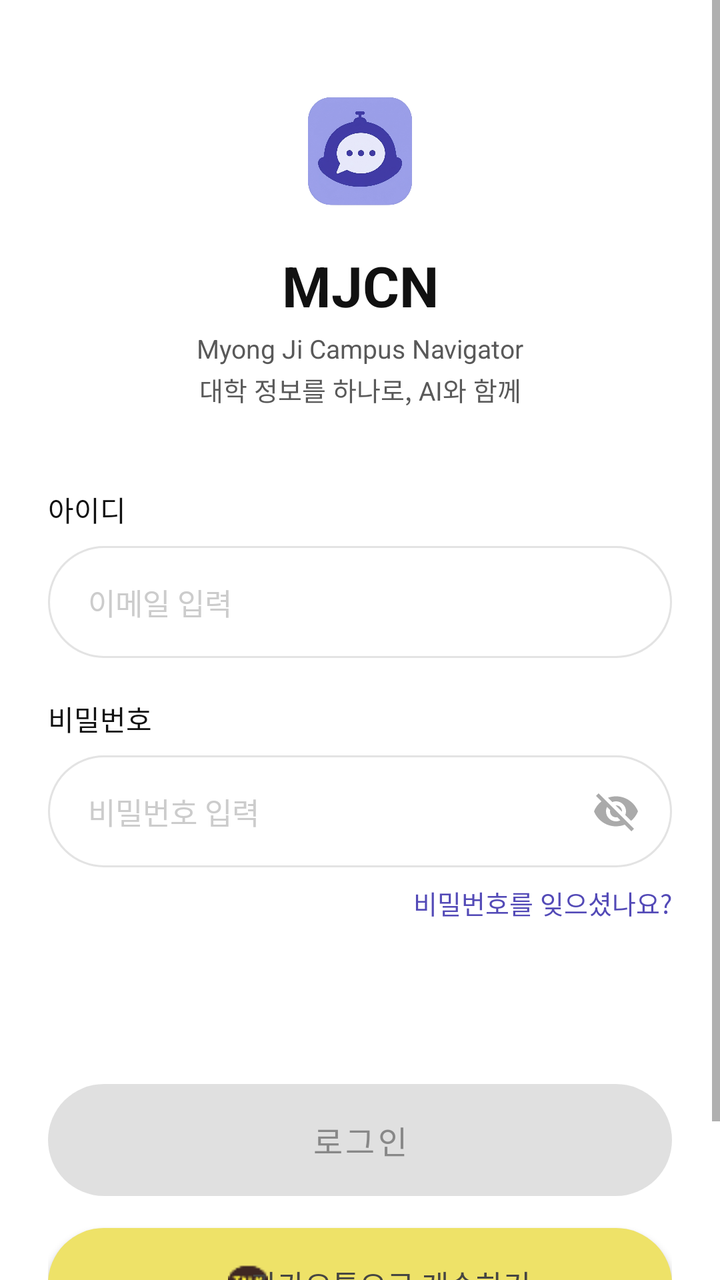
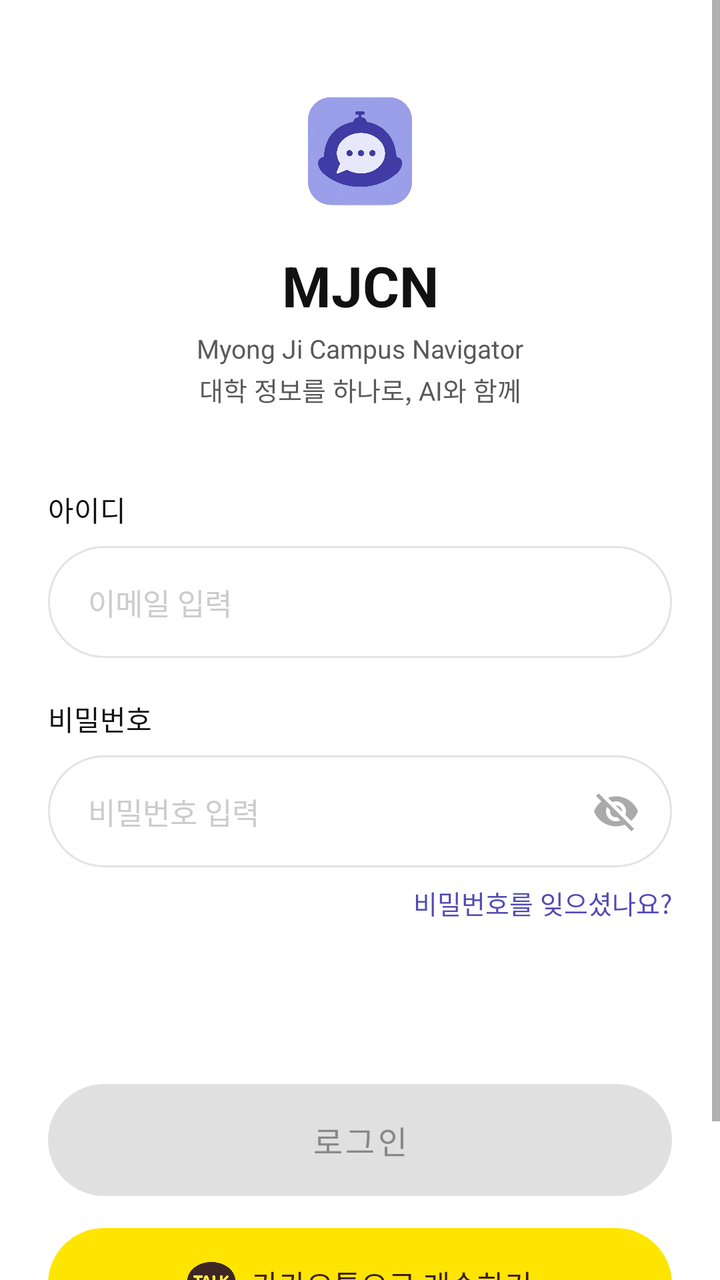

The first picture is an Android layout as it rendered before a commit; the second is the same layout after the commit. The layout source and the unified diff follow.
<!-- AndroidManifest.xml: application theme Theme.MJCN -->
<!-- res/layout/fragment_login.xml -->
<?xml version="1.0" encoding="utf-8"?>
<layout xmlns:android="http://schemas.android.com/apk/res/android"
    xmlns:app="http://schemas.android.com/apk/res-auto">

    <data>
        <variable
            name="viewModel"
            type="com.ultimatejw.mjcn.ui.auth.LoginViewModel" />
    </data>

    <ScrollView
        android:layout_width="match_parent"
        android:layout_height="match_parent"
        android:fillViewport="true"
        android:background="@color/background">

        <androidx.constraintlayout.widget.ConstraintLayout
            android:layout_width="match_parent"
            android:layout_height="wrap_content"
            android:paddingStart="24dp"
            android:paddingEnd="24dp"
            android:paddingTop="40dp"
            android:paddingBottom="24dp">

            
            <ImageView
                android:id="@+id/iv_logo"
                android:layout_width="72dp"
                android:layout_height="72dp"
                android:src="@drawable/ic_main"
                android:contentDescription="@string/app_name"
                app:layout_constraintTop_toTopOf="parent"
                app:layout_constraintStart_toStartOf="parent"
                app:layout_constraintEnd_toEndOf="parent" />

            <TextView
                android:id="@+id/tv_app_name"
                android:layout_width="wrap_content"
                android:layout_height="wrap_content"
                android:layout_marginTop="12dp"
                android:text="@string/app_name"
                android:textColor="@color/text_primary"
                android:textSize="28sp"
                android:textStyle="bold"
                app:layout_constraintTop_toBottomOf="@id/iv_logo"
                app:layout_constraintStart_toStartOf="parent"
                app:layout_constraintEnd_toEndOf="parent" />

            <TextView
                android:id="@+id/tv_app_full_name"
                android:layout_width="wrap_content"
                android:layout_height="wrap_content"
                android:layout_marginTop="4dp"
                android:text="@string/app_full_name"
                android:textColor="@color/text_secondary"
                android:textSize="13sp"
                app:layout_constraintTop_toBottomOf="@id/tv_app_name"
                app:layout_constraintStart_toStartOf="parent"
                app:layout_constraintEnd_toEndOf="parent" />

            <TextView
                android:id="@+id/tv_app_slogan"
                android:layout_width="wrap_content"
                android:layout_height="wrap_content"
                android:layout_marginTop="2dp"
                android:text="@string/app_slogan"
                android:textColor="@color/text_secondary"
                android:textSize="13sp"
                app:layout_constraintTop_toBottomOf="@id/tv_app_full_name"
                app:layout_constraintStart_toStartOf="parent"
                app:layout_constraintEnd_toEndOf="parent" />

            
            <TextView
                android:id="@+id/tv_email_label"
                android:layout_width="wrap_content"
                android:layout_height="wrap_content"
                android:layout_marginTop="40dp"
                android:text="아이디"
                android:textColor="@color/text_primary"
                android:textSize="14sp"
                app:layout_constraintTop_toBottomOf="@id/tv_app_slogan"
                app:layout_constraintStart_toStartOf="parent" />

            <EditText
                android:id="@+id/et_email"
                android:layout_width="match_parent"
                android:layout_height="56dp"
                android:layout_marginTop="8dp"
                android:hint="@string/id_hint"
                android:background="@drawable/bg_input_field"
                android:inputType="textEmailAddress"
                android:paddingStart="20dp"
                android:paddingEnd="20dp"
                android:textColor="@color/text_primary"
                android:textColorHint="@color/text_hint"
                android:textSize="15sp"
                app:layout_constraintTop_toBottomOf="@id/tv_email_label"
                app:layout_constraintStart_toStartOf="parent"
                app:layout_constraintEnd_toEndOf="parent" />

            
            <TextView
                android:id="@+id/tv_password_label"
                android:layout_width="wrap_content"
                android:layout_height="wrap_content"
                android:layout_marginTop="20dp"
                android:text="비밀번호"
                android:textColor="@color/text_primary"
                android:textSize="14sp"
                app:layout_constraintTop_toBottomOf="@id/et_email"
                app:layout_constraintStart_toStartOf="parent" />

            <EditText
                android:id="@+id/et_password"
                android:layout_width="match_parent"
                android:layout_height="56dp"
                android:background="@drawable/bg_input_field"
                android:hint="@string/password_hint"
                android:inputType="textPassword"
                android:layout_marginTop="8dp"
                android:paddingStart="20dp"
                android:paddingEnd="56dp"
                android:textColor="@color/text_primary"
                android:textColorHint="@color/text_hint"
                android:textSize="15sp"
                app:layout_constraintTop_toBottomOf="@id/tv_password_label"
                app:layout_constraintStart_toStartOf="parent"
                app:layout_constraintEnd_toEndOf="parent" />

            <ImageButton
                android:id="@+id/btn_toggle_password"
                android:layout_width="48dp"
                android:layout_height="48dp"
                android:layout_marginEnd="4dp"
                android:background="@null"
                android:contentDescription="비밀번호 보기"
                android:src="@drawable/ic_visibility_off"
                app:layout_constraintTop_toTopOf="@id/et_password"
                app:layout_constraintBottom_toBottomOf="@id/et_password"
                app:layout_constraintEnd_toEndOf="parent" />

            <TextView
                android:id="@+id/tv_forgot_password"
                android:layout_width="wrap_content"
                android:layout_height="wrap_content"
                android:layout_marginTop="8dp"
                android:text="@string/forgot_password"
                android:textColor="@color/primary"
                android:textSize="13sp"
                app:layout_constraintTop_toBottomOf="@id/et_password"
                app:layout_constraintEnd_toEndOf="parent" />

            
            <Button
                android:id="@+id/btn_login"
                android:layout_width="0dp"
                android:layout_height="56dp"
                android:layout_marginTop="81dp"
                android:background="@drawable/bg_btn_disabled"
                android:text="@string/login"
                android:textColor="@color/text_disabled"
                android:textSize="16sp"
                android:enabled="false"
                app:layout_constraintTop_toBottomOf="@id/tv_forgot_password"
                app:layout_constraintStart_toStartOf="parent"
                app:layout_constraintEnd_toEndOf="parent" />

            
            <androidx.appcompat.widget.AppCompatButton
                style="@style/Widget.AppCompat.Button.Colored"
                android:id="@+id/btn_kakao_login"
                android:layout_width="0dp"
                android:layout_height="56dp"
                android:layout_marginTop="16dp"
                android:background="@drawable/bg_btn_kakao"
                app:backgroundTint="@null"
                android:drawableLeft="@drawable/ic_kakao"
                android:drawablePadding="-80dp"
                android:paddingLeft="90dp"
                android:text="@string/kakao_login"
                android:textColor="@color/btn_kakao_text"
                android:textSize="15sp"
                app:layout_constraintTop_toBottomOf="@id/btn_login"
                app:layout_constraintStart_toStartOf="parent"
                app:layout_constraintEnd_toEndOf="parent" />

            
            <TextView
                android:id="@+id/tv_no_account"
                android:layout_width="wrap_content"
                android:layout_height="wrap_content"
                android:layout_marginTop="16dp"
                android:text="@string/no_account"
                android:textColor="@color/text_secondary"
                android:textSize="14sp"
                app:layout_constraintTop_toBottomOf="@id/btn_kakao_login"
                app:layout_constraintStart_toStartOf="parent"
                app:layout_constraintEnd_toStartOf="@id/tv_sign_up"
                app:layout_constraintHorizontal_chainStyle="packed"
                app:layout_constraintBottom_toBottomOf="parent" />

            <TextView
                android:id="@+id/tv_sign_up"
                android:layout_width="wrap_content"
                android:layout_height="wrap_content"
                android:layout_marginTop="16dp"
                android:layout_marginStart="4dp"
                android:text="@string/signup"
                android:textColor="#111111"
                android:textSize="14sp"
                android:textStyle="bold"
                app:layout_constraintTop_toBottomOf="@id/btn_kakao_login"
                app:layout_constraintStart_toEndOf="@id/tv_no_account"
                app:layout_constraintEnd_toEndOf="parent"
                app:layout_constraintBottom_toBottomOf="parent" />

        </androidx.constraintlayout.widget.ConstraintLayout>
    </ScrollView>

</layout>
<!-- resources referenced by this layout -->
<resources>
  <color name="background">#FFFFFF</color>
  <color name="btn_kakao_text">#464642</color>
  <color name="primary">#534AB7</color>
  <color name="text_disabled">#888888</color>
  <color name="text_hint">#CCCCCC</color>
  <color name="text_primary">#111111</color>
  <color name="text_secondary">#595959</color>
  <!-- drawable bg_btn_disabled (drawable) -->
  <?xml version="1.0" encoding="utf-8"?>
  <shape xmlns:android="http://schemas.android.com/apk/res/android"
      android:shape="rectangle">
  
      <solid android:color="@color/font_color4" />
      <corners android:radius="200dp" />
  </shape>
  <!-- drawable bg_btn_kakao (drawable) -->
  <?xml version="1.0" encoding="utf-8"?>
  <shape xmlns:android="http://schemas.android.com/apk/res/android"
      android:shape="rectangle">
  
      <solid android:color="#EEE268" />
      <corners android:radius="200dp" />
  </shape>
  <!-- drawable bg_input_field (drawable) -->
  <?xml version="1.0" encoding="utf-8"?>
  <selector xmlns:android="http://schemas.android.com/apk/res/android">
  
      
      <item android:state_focused="true">
          <shape android:shape="rectangle">
              <solid android:color="#FFFFFF"/>
              <stroke
                  android:width="1dp"
                  android:color="#534AB7"/>
              <corners android:radius="100dp"/>
          </shape>
      </item>
  
      
      <item>
          <shape android:shape="rectangle">
              <solid android:color="#FFFFFF"/>
              <stroke
                  android:width="1dp"
                  android:color="#E3E3E3"/>
              <corners android:radius="100dp"/>
          </shape>
      </item>
  
  </selector>
  <!-- drawable ic_kakao: png bitmap (drawable, 848 bytes) -->
  <!-- drawable ic_visibility_off (drawable) -->
  <vector xmlns:android="http://schemas.android.com/apk/res/android"
      android:width="24dp"
      android:height="24dp"
      android:viewportWidth="24"
      android:viewportHeight="24">
      <path
          android:fillColor="#AAAAAA"
          android:pathData="M12,7c2.76,0 5,2.24 5,5 0,0.65 -0.13,1.26 -0.36,1.83l2.92,2.92c1.51,-1.26 2.7,-2.89 3.43,-4.75 -1.73,-4.39 -6,-7.5 -11,-7.5 -1.4,0 -2.74,0.25 -3.98,0.7l2.16,2.16C10.74,7.13 11.35,7 12,7zM2,4.27l2.28,2.28 0.46,0.46C3.08,8.3 1.78,10.02 1,12c1.73,4.39 6,7.5 11,7.5 1.55,0 3.03,-0.3 4.38,-0.84l0.42,0.42L19.73,22 21,20.73 3.27,3 2,4.27zM7.53,9.8l1.55,1.55c-0.05,0.21 -0.08,0.43 -0.08,0.65 0,1.66 1.34,3 3,3 0.22,0 0.44,-0.03 0.65,-0.08l1.55,1.55c-0.67,0.33 -1.41,0.53 -2.2,0.53 -2.76,0 -5,-2.24 -5,-5 0,-0.79 0.2,-1.53 0.53,-2.2zM11.84,9.02l3.15,3.15 0.02,-0.16c0,-1.66 -1.34,-3 -3,-3l-0.17,0.01z" />
  </vector>
  <string name="app_full_name">Myong Ji Campus Navigator</string>
  <string name="app_name">MJCN</string>
  <string name="app_slogan">대학 정보를 하나로, AI와 함께</string>
  <string name="forgot_password">비밀번호를 잊으셨나요?</string>
  <string name="id_hint">이메일 입력</string>
  <string name="kakao_login">카카오톡으로 계속하기</string>
  <string name="login">로그인</string>
  <string name="no_account">아직 회원이 아니신가요?</string>
  <string name="password_hint">비밀번호 입력</string>
  <string name="signup">회원가입</string>
  <style name="Theme.MJCN" parent="Theme.MaterialComponents.Light.NoActionBar">
          <item name="colorPrimary">@color/primary</item>
          <item name="colorPrimaryVariant">@color/primary_dark</item>
          <item name="colorOnPrimary">@color/text_on_primary</item>
          <item name="colorSecondary">@color/primary_light</item>
          <item name="colorOnSecondary">@color/primary</item>
          <item name="android:colorBackground">@color/background</item>
          <item name="android:statusBarColor">@color/background</item>
          <item name="android:windowLightStatusBar" tools:targetApi="m">true</item>
          <item name="android:navigationBarColor">@color/background</item>
      </style>
  <color name="font_color4">#CCCCCC</color>
  <color name="primary_dark">#4A3FB8</color>
  <color name="text_on_primary">#FFFFFF</color>
  <color name="primary_light">#EEF0FF</color>
  <!-- unchanged entries left out for length: 1 -->
</resources>

<!-- the commit's change to res/layout/fragment_login.xml (unified diff, before → after) -->
@@ -167,23 +167,36 @@
                 app:layout_constraintEnd_toEndOf="parent" />
 
             
-            <androidx.appcompat.widget.AppCompatButton
-                style="@style/Widget.AppCompat.Button.Colored"
+            <LinearLayout
                 android:id="@+id/btn_kakao_login"
                 android:layout_width="0dp"
                 android:layout_height="56dp"
                 android:layout_marginTop="16dp"
                 android:background="@drawable/bg_btn_kakao"
-                app:backgroundTint="@null"
-                android:drawableLeft="@drawable/ic_kakao"
-                android:drawablePadding="-80dp"
-                android:paddingLeft="90dp"
-                android:text="@string/kakao_login"
-                android:textColor="@color/btn_kakao_text"
-                android:textSize="15sp"
+                android:gravity="center"
+                android:orientation="horizontal"
+                android:clickable="true"
+                android:focusable="true"
                 app:layout_constraintTop_toBottomOf="@id/btn_login"
                 app:layout_constraintStart_toStartOf="parent"
-                app:layout_constraintEnd_toEndOf="parent" />
+                app:layout_constraintEnd_toEndOf="parent">
+
+                <ImageView
+                    android:layout_width="24dp"
+                    android:layout_height="24dp"
+                    android:src="@drawable/ic_kakao_talk"
+                    android:contentDescription="@null" />
+
+                <TextView
+                    android:layout_width="wrap_content"
+                    android:layout_height="wrap_content"
+                    android:layout_marginStart="8dp"
+                    android:text="@string/kakao_login"
+                    android:textColor="@color/btn_kakao_text"
+                    android:textSize="15sp"
+                    android:fontFamily="@font/pretendard_semibold" />
+
+            </LinearLayout>
 
             
             <TextView
<!-- resource entries referenced after the edit -->
@@ -1,7 +1,7 @@
 <!-- resources referenced by this layout -->
 <resources>
   <color name="background">#FFFFFF</color>
-  <color name="btn_kakao_text">#464642</color>
+  <color name="btn_kakao_text">#3C1E1E</color>
   <color name="primary">#534AB7</color>
   <color name="text_disabled">#888888</color>
   <color name="text_hint">#CCCCCC</color>
@@ -20,7 +20,7 @@
   <shape xmlns:android="http://schemas.android.com/apk/res/android"
       android:shape="rectangle">
   
-      <solid android:color="#EEE268" />
+      <solid android:color="#FEE500" />
       <corners android:radius="200dp" />
   </shape>
   <!-- drawable bg_input_field (drawable) -->
@@ -50,7 +50,7 @@
       </item>
   
   </selector>
-  <!-- drawable ic_kakao: png bitmap (drawable, 848 bytes) -->
+  <!-- drawable ic_kakao_talk: png bitmap (drawable, 23163 bytes) -->
   <!-- drawable ic_visibility_off (drawable) -->
   <vector xmlns:android="http://schemas.android.com/apk/res/android"
       android:width="24dp"
